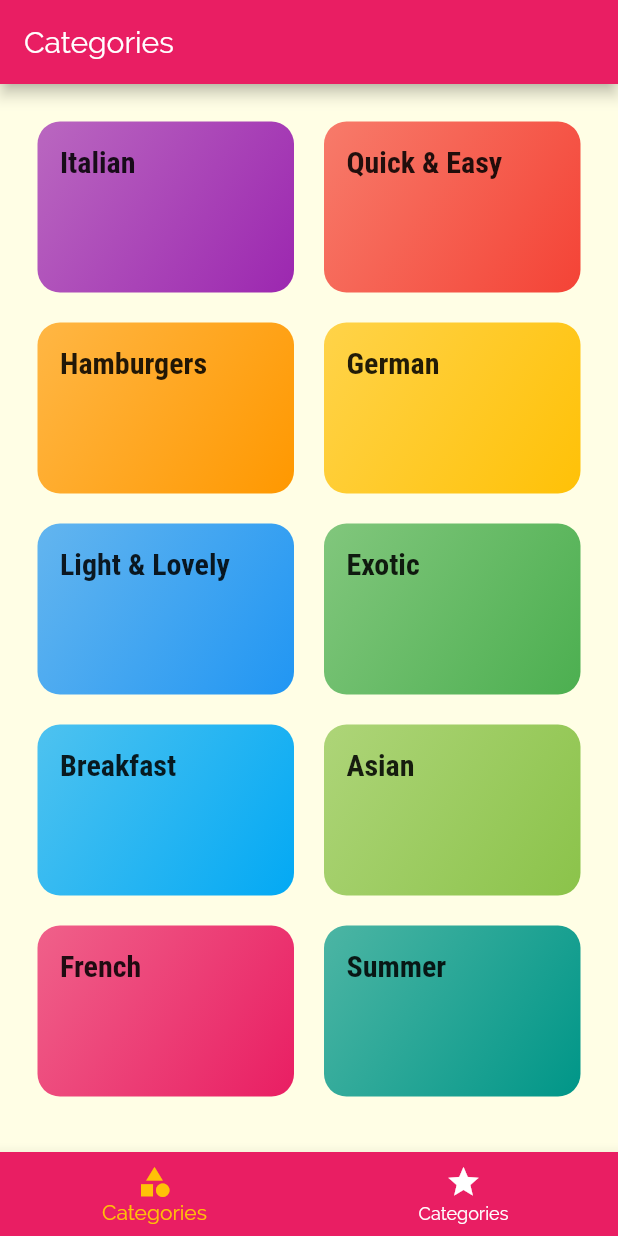
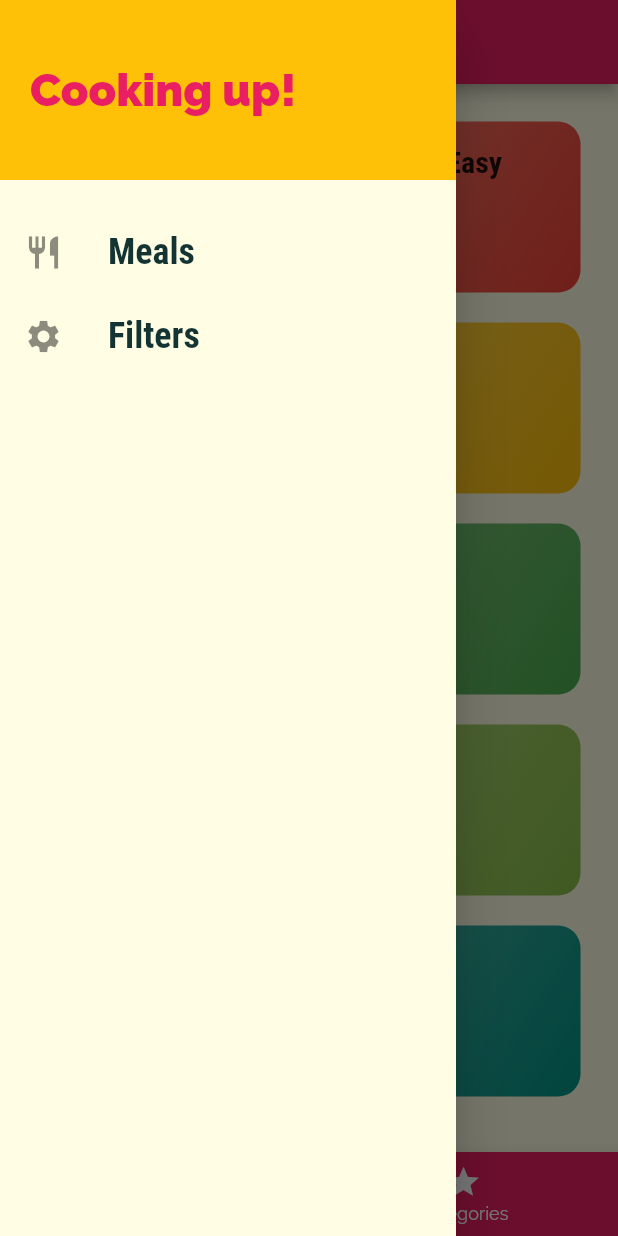
Before and after one commit to mkrosnicki/MealsApp, a Flutter app: the screen it shows after launch, with the side drawer open (before the commit the screen has no drawer), on a phone screen of 412 x 824 dp. Run offline on Flutter 3.47's test engine with Material 2 defaults, Android fonts, the phone set to English and light mode, and no system bars.

Commit message:
main drawer init setup

```diff
--- a/lib/screens/tabs_screen.dart
+++ b/lib/screens/tabs_screen.dart
@@ -1,5 +1,6 @@
 import 'package:MealsApp/screens/categories_screen.dart';
 import 'package:MealsApp/screens/favourites_screen.dart';
+import 'package:MealsApp/widgets/main_drawer.dart';
 import 'package:flutter/material.dart';
 
 class TabsScreen extends StatefulWidget {
@@ -26,6 +27,7 @@ class _TabsScreenState extends State<TabsScreen> {
       appBar: AppBar(
         title: Text(_pages[_selectedPageIndex]['title']),
       ),
+      drawer: MainDrawer(),
       body: _pages[_selectedPageIndex]['page'],
       bottomNavigationBar: BottomNavigationBar(
         onTap: (index) => _selectPage(index),
--- /dev/null
+++ b/lib/widgets/main_drawer.dart
@@ -0,0 +1,54 @@
+import 'package:flutter/material.dart';
+
+class MainDrawer extends StatelessWidget {
+  Widget buildListTile(String title, IconData icon) {
+    return ListTile(
+      leading: Icon(icon, size: 26),
+      title: Text(
+        title,
+        style: TextStyle(
+          fontFamily: 'RobotoCondensed',
+          fontSize: 24,
+          fontWeight: FontWeight.bold,
+        ),
+      ),
+      onTap: () {
+        // ...
+      },
+    );
+  }
+
+  @override
+  Widget build(BuildContext context) {
+    return Drawer(
+      child: Column(
+        children: [
+          Container(
+            height: 120,
+            width: double.infinity,
+            padding: EdgeInsets.all(20),
+            alignment: Alignment.centerLeft,
+            color: Theme.of(context).accentColor,
+            child: Text(
+              'Cooking up!',
+              style: TextStyle(
+                fontWeight: FontWeight.w900,
+                fontSize: 30,
+                color: Theme.of(context).primaryColor,
+              ),
+            ),
+          ),
+          SizedBox(height: 20),
+          buildListTile(
+            'Meals',
+            Icons.restaurant,
+          ),
+          buildListTile(
+            'Filters',
+            Icons.settings,
+          ),
+        ],
+      ),
+    );
+  }
+}
```
